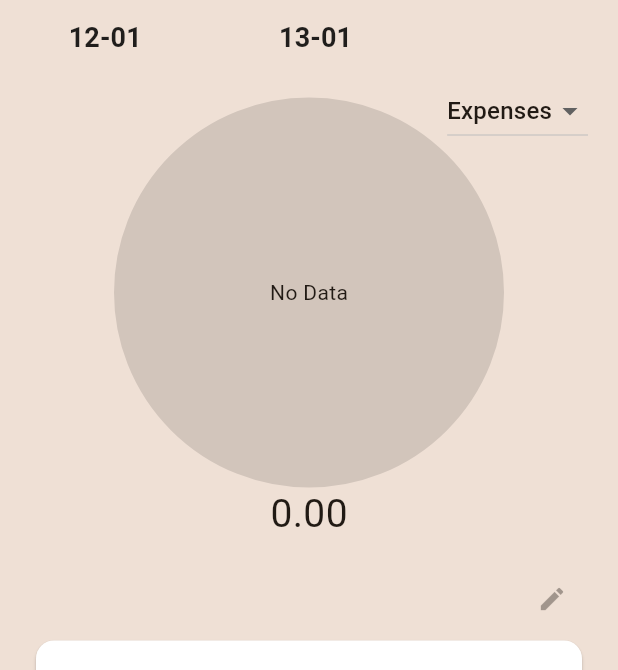
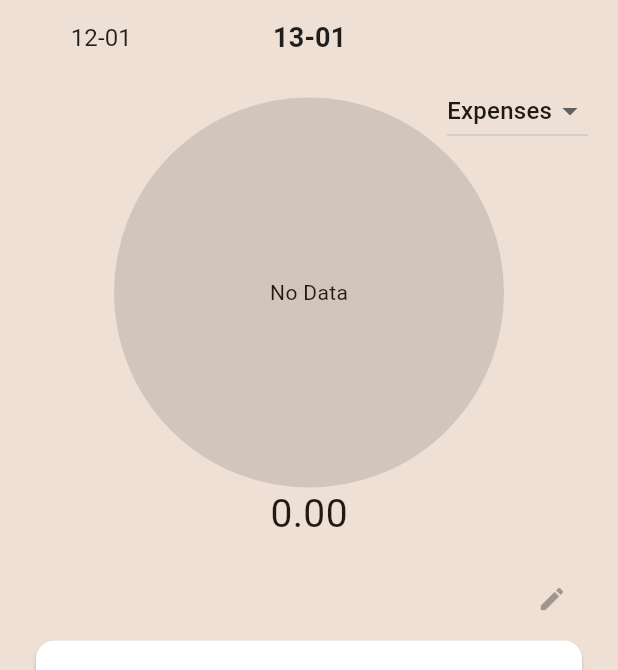
Before and after one commit to aidilrx04/duitgone2, a Flutter app: the screen it shows after launch, on a phone screen of 412 x 824 dp, the part 84-754 px from its top. Run offline on Flutter 3.47's test engine with Material 3 defaults, Android fonts, the phone set to English and light mode, and no system bars; drawn by our look-alikes of fl_chart; our stand-ins replace permission_handler, shared_preferences; missing offline and left inert: dart:html.

Commit message:
fix(app): fix date selectory font weight and size

```diff
--- a/lib/screens/home/date_select_bar.dart
+++ b/lib/screens/home/date_select_bar.dart
@@ -1,5 +1,6 @@
 import 'package:flutter/material.dart';
 import 'package:intl/intl.dart';
+import 'package:path/path.dart';
 
 class DateSelectBar extends StatelessWidget {
   const DateSelectBar({
@@ -43,8 +44,9 @@ class DateSelectBar extends StatelessWidget {
                 _formatDate(date),
                 style: TextStyle(
                   color: Colors.black87,
-                  fontWeight: FontWeight.bold,
-                  fontSize: 18,
+                  fontWeight:
+                      date == currentDate ? FontWeight.bold : FontWeight.normal,
+                  fontSize: date == currentDate ? 18 : 16,
                 ),
               ),
             ),
```
